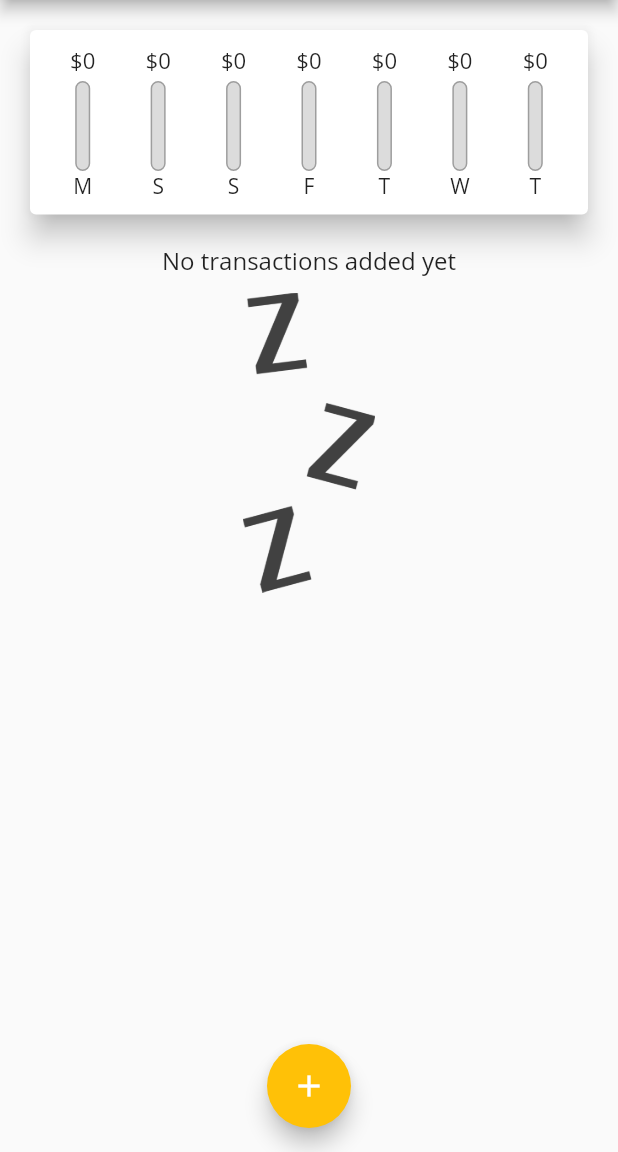
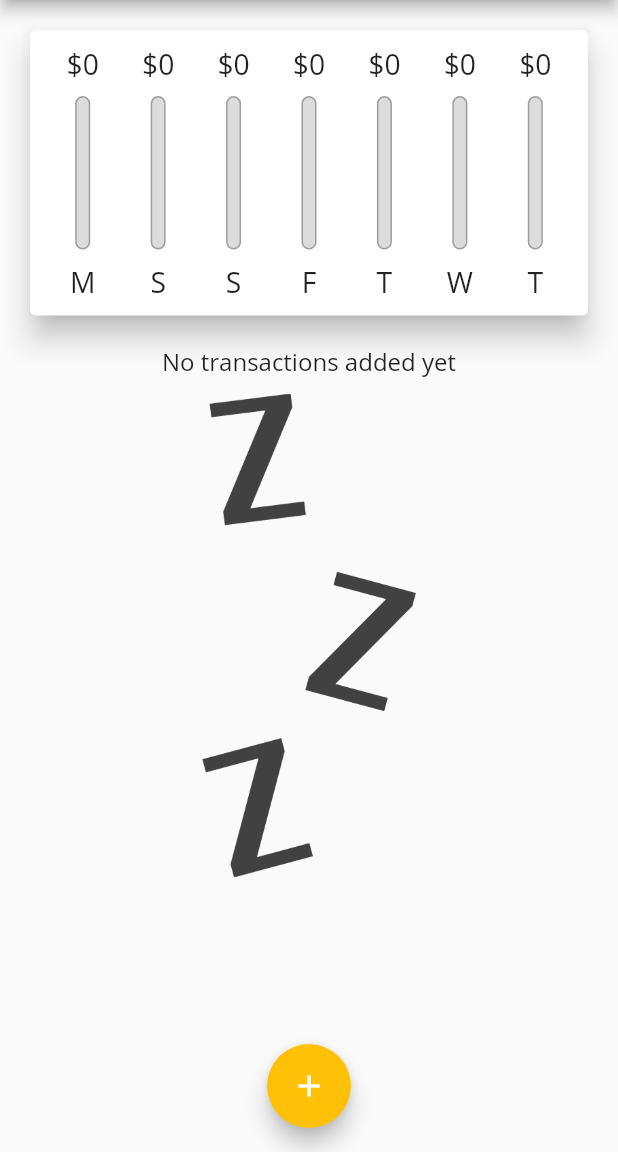
Before and after one commit to sur16-cse/expense_tracker, a Flutter app: the screen it shows after launch, on a phone screen of 412 x 824 dp, the part 84-1236 px from its top. Run offline on Flutter 3.47's test engine with Material 2 defaults, Android fonts, the phone set to English and light mode, and no system bars.

Commit message:
added responsiveness for android device

```diff
--- a/lib/main.dart
+++ b/lib/main.dart
@@ -1,11 +1,18 @@
+import 'package:flutter/services.dart';
+import 'package:flutter/material.dart';
+
 import './widgets/chart.dart';
-
 import './widgets/new_transaction.dart';
 import './widgets/transaction_list.dart';
-import 'package:flutter/material.dart';
 import 'models/transaction.dart';
 
-void main() => runApp(const MyApp());
+void main() {
+  WidgetsFlutterBinding.ensureInitialized();
+  SystemChrome.setPreferredOrientations(
+    [DeviceOrientation.portraitUp, DeviceOrientation.portraitDown],
+  );
+  runApp(const MyApp());
+}
 
 class MyApp extends StatelessWidget {
   const MyApp({super.key});
@@ -50,7 +57,10 @@ class _MyHomePageState extends State<MyHomePage> {
     }).toList();
   }
 
-  void _addNewTransaction(String txTitle, double txAmount,DateTime chosenDate) {
+  bool _showChart = false;
+
+  void _addNewTransaction(
+      String txTitle, double txAmount, DateTime chosenDate) {
     final newTx = Transaction(
       id: DateTime.now().toString(),
       title: txTitle,
@@ -75,40 +85,78 @@ class _MyHomePageState extends State<MyHomePage> {
     );
   }
 
-  void _deleteTransaction(String id){
+  void _deleteTransaction(String id) {
     setState(() {
-      _userTransaction.removeWhere((tx) => tx.id==id);
+      _userTransaction.removeWhere((tx) => tx.id == id);
     });
   }
 
   @override
   Widget build(BuildContext context) {
+    final mediaQuery = MediaQuery.of(context);
+    final landScape = mediaQuery.orientation == Orientation.landscape;
+    final appBar = AppBar(
+      // backgroundColor: Colors.red,
+      title: const Text('Personal Expenses'),
+      actions: <Widget>[
+        IconButton(
+            onPressed: () => _startAddNewTransaction(context),
+            icon: const Icon(Icons.add))
+      ],
+    );
+    final txListWidget = Container(
+      height: (mediaQuery.size.height -
+              appBar.preferredSize.height -
+              mediaQuery.padding.top) *
+          0.7,
+      child: TransactionList(_userTransaction, _deleteTransaction),
+    );
     return Scaffold(
-      appBar: AppBar(
-        // backgroundColor: Colors.red,
-        title: const Text('Personal Expenses'),
-        actions: <Widget>[
-          IconButton(
-              onPressed: () => _startAddNewTransaction(context),
-              icon: Icon(Icons.add))
-        ],
-      ),
+      appBar: appBar,
       body: SingleChildScrollView(
         child: Column(
-          // mainAxisAlignment: MainAxisAlignment.start,
           crossAxisAlignment: CrossAxisAlignment.stretch,
           children: <Widget>[
-            Chart(_recentTransactions),
-
-            TransactionList(_userTransaction,_deleteTransaction),
+            if (landScape)
+              Row(
+                mainAxisAlignment: MainAxisAlignment.center,
+                children: <Widget>[
+                  Text('show Chart'),
+                  Switch(
+                    value: _showChart,
+                    onChanged: (val) => setState(() {
+                      _showChart = val;
+                    }),
+                  )
+                ],
+              ),
+            if (!landScape)
+              Container(
+                height: (mediaQuery.size.height -
+                        appBar.preferredSize.height -
+                        mediaQuery.padding.top) *
+                    0.3,
+                child: Chart(_recentTransactions),
+              ),
+            if (!landScape) txListWidget,
+            if (landScape)
+              _showChart
+                  ? Container(
+                      height: (mediaQuery.size.height -
+                              appBar.preferredSize.height -
+                              mediaQuery.padding.top) *
+                          0.7,
+                      child: Chart(_recentTransactions),
+                    )
+                  : txListWidget
           ],
         ),
       ),
       floatingActionButtonLocation: FloatingActionButtonLocation.centerFloat,
       floatingActionButton: FloatingActionButton(
         onPressed: () => _startAddNewTransaction(context),
-        child: Icon(Icons.add),
         backgroundColor: Colors.amber,
+        child: const Icon(Icons.add),
       ),
     );
   }
--- a/lib/widgets/chart.dart
+++ b/lib/widgets/chart.dart
@@ -41,7 +41,6 @@ class Chart extends StatelessWidget {
 
   @override
   Widget build(BuildContext context) {
-    print(groupedTransactionValues);
     return Card(
       elevation: 8,
       margin: EdgeInsets.all(20),
--- a/lib/widgets/chart_bar.dart
+++ b/lib/widgets/chart_bar.dart
@@ -9,19 +9,21 @@ class ChartBar extends StatelessWidget {
 
   @override
   Widget build(BuildContext context) {
+    return LayoutBuilder(
+      builder: (ctx, constraint) {
         return Column(
           children: <Widget>[
             Container(
-          height: 20,
+              height: constraint.maxHeight*0.15,
               child: FittedBox(
                 child: Text('\$${spendingAmount.toStringAsFixed(0)}'),
               ),
             ),
-        const SizedBox(
-          height: 4,
+            SizedBox(
+              height: constraint.maxHeight*0.05,
             ),
             Container(
-          height: 60,
+              height: constraint.maxHeight*0.6,
               width: 10,
               child: Stack(
                 children: <Widget>[
@@ -44,8 +46,15 @@ class ChartBar extends StatelessWidget {
                 ],
               ),
             ),
-        Text(label),
+            SizedBox(
+              height: constraint.maxHeight*0.05,
+            ),
+            Container(
+                height: constraint.maxHeight*0.15,
+                child: FittedBox(child: Text(label))),
           ],
+        );
+      },
     );
   }
 }
--- a/lib/widgets/transaction_list.dart
+++ b/lib/widgets/transaction_list.dart
@@ -11,10 +11,10 @@ class TransactionList extends StatelessWidget {
 
   @override
   Widget build(BuildContext context) {
-    return Container(
-      height: 500,
-      child: transactions.isEmpty
-          ? Column(
+    final mediaQuery = MediaQuery.of(context);
+    return transactions.isEmpty
+        ? LayoutBuilder(builder: (ctx, constraints) {
+            return Column(
               children: <Widget>[
                 Text(
                   'No transactions added yet',
@@ -23,15 +23,16 @@ class TransactionList extends StatelessWidget {
                 const SizedBox(
                   height: 10,
                 ),
-                SizedBox(
-                  height: 200,
+                Container(
+                  height: constraints.maxHeight * 0.6,
                   child: Image.asset(
                     'asset/images/waiting.png',
                     fit: BoxFit.cover,
                   ),
                 ),
               ],
-            )
+            );
+          })
         : ListView.builder(
             itemBuilder: (ctx, index) {
               return Card(
@@ -52,21 +53,29 @@ class TransactionList extends StatelessWidget {
                   ),
                   title: Text(
                     transactions[index].title,
-                      style: Theme.of(context).textTheme.headline6,
+                    style: Theme.of(context).textTheme.titleLarge,
                   ),
                   subtitle: Text(
                     DateFormat.yMMMd().format(transactions[index].date),
                   ),
-                    trailing: IconButton(
+                  trailing: mediaQuery.size.width > 460
+                      ? TextButton.icon(
+                    style: TextButton.styleFrom(
+                        backgroundColor: Theme.of(context).colorScheme.error),
                     icon: Icon(Icons.delete),
-                      color: Theme.of(context).errorColor,
+                    label: Text('Delete'),
+                    onPressed: () => deleteTx(transactions[index].id,
+                    ),
+                  )
+                      : IconButton(
+                          icon: Icon(Icons.delete),
+                          color: Theme.of(context).colorScheme.error,
                           onPressed: () => deleteTx(transactions[index].id),
                         ),
                 ),
               );
             },
             itemCount: transactions.length,
-            ),
           );
   }
 }
```
Also changed, not shown: lib/widgets/new_transaction.dart (+13 -7 lines), pubspec.lock. Lines whose indentation alone changed are shown as unchanged.
